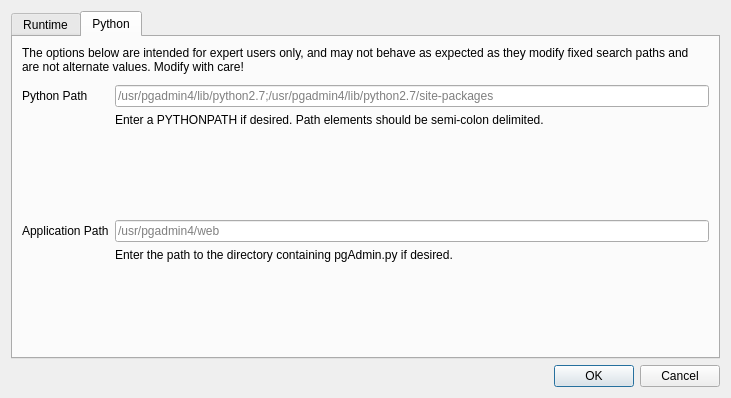
Before: the Qt Designer form runtime/ConfigWindow.ui in pgadmin-org/pgadmin4, drawn with Qt 5.
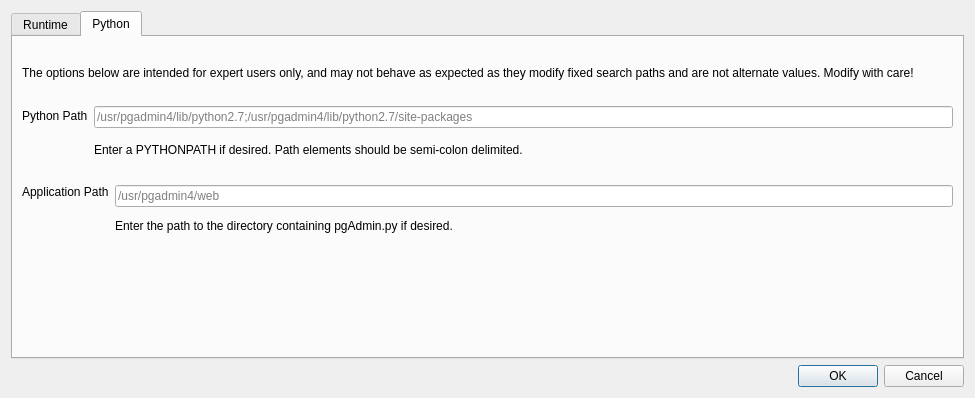
After: the same form once the commit is applied. The open tabs and pages were chosen to show the change.

Commit message: Make the configuration window in runtime to auto-resize. Fixes #4864

The edit to the form file:
```diff
--- a/runtime/ConfigWindow.ui
+++ b/runtime/ConfigWindow.ui
@@ -6,7 +6,7 @@
    <rect>
     <x>0</x>
     <y>0</y>
-    <width>731</width>
+    <width>975</width>
     <height>398</height>
    </rect>
   </property>
@@ -18,7 +18,7 @@
   </property>
   <property name="minimumSize">
    <size>
-    <width>625</width>
+    <width>975</width>
     <height>300</height>
    </size>
   </property>
@@ -296,11 +296,41 @@
       <attribute name="title">
        <string>Python</string>
       </attribute>
-      <layout class="QVBoxLayout" name="verticalLayout_5">
+      <layout class="QGridLayout" name="gridLayout">
+       <item row="0" column="0">
+        <layout class="QVBoxLayout" name="verticalLayout_7">
        <item>
-        <layout class="QVBoxLayout" name="verticalLayout_4">
+          <spacer name="verticalSpacer_7">
+           <property name="orientation">
+            <enum>Qt::Vertical</enum>
+           </property>
+           <property name="sizeType">
+            <enum>QSizePolicy::Fixed</enum>
+           </property>
+           <property name="sizeHint" stdset="0">
+            <size>
+             <width>20</width>
+             <height>13</height>
+            </size>
+           </property>
+          </spacer>
+         </item>
+         <item>
+          <layout class="QHBoxLayout" name="horizontalLayout_7">
          <item>
           <widget class="QLabel" name="label_4">
+             <property name="sizePolicy">
+              <sizepolicy hsizetype="Expanding" vsizetype="Preferred">
+               <horstretch>0</horstretch>
+               <verstretch>0</verstretch>
+              </sizepolicy>
+             </property>
+             <property name="minimumSize">
+              <size>
+               <width>450</width>
+               <height>28</height>
+              </size>
+             </property>
            <property name="text">
             <string>The options below are intended for expert users only, and may not behave as expected as they modify fixed search paths and are not alternate values. Modify with care!</string>
            </property>
@@ -309,6 +339,8 @@
            </property>
           </widget>
          </item>
+          </layout>
+         </item>
          <item>
           <spacer name="verticalSpacer_3">
            <property name="orientation">
@@ -319,80 +351,132 @@
            </property>
            <property name="sizeHint" stdset="0">
             <size>
-             <width>20</width>
-             <height>5</height>
+             <width>17</width>
+             <height>13</height>
             </size>
            </property>
           </spacer>
          </item>
          <item>
-          <layout class="QGridLayout" name="gridLayout">
-           <item row="3" column="1">
-            <spacer name="verticalSpacer_5">
-             <property name="orientation">
-              <enum>Qt::Vertical</enum>
-             </property>
-             <property name="sizeType">
-              <enum>QSizePolicy::Expanding</enum>
-             </property>
-             <property name="sizeHint" stdset="0">
-              <size>
-               <width>20</width>
-               <height>60</height>
-              </size>
-             </property>
-            </spacer>
-           </item>
-           <item row="0" column="0">
+          <layout class="QHBoxLayout" name="horizontalLayout_6">
+           <item>
+            <layout class="QVBoxLayout" name="verticalLayout_6">
+             <item>
             <widget class="QLabel" name="pythonPathLabel">
+               <property name="minimumSize">
+                <size>
+                 <width>50</width>
+                 <height>20</height>
+                </size>
+               </property>
+               <property name="layoutDirection">
+                <enum>Qt::LeftToRight</enum>
+               </property>
              <property name="text">
               <string>Python Path</string>
              </property>
-            </widget>
-           </item>
-           <item row="6" column="1">
-            <widget class="QLabel" name="label_2">
-             <property name="text">
-              <string>Enter the path to the directory containing pgAdmin.py if desired.</string>
-             </property>
-            </widget>
-           </item>
-           <item row="0" column="1">
+               <property name="scaledContents">
+                <bool>true</bool>
+               </property>
+               <property name="margin">
+                <number>0</number>
+               </property>
+              </widget>
+             </item>
+             <item>
+              <spacer name="verticalSpacer_9">
+               <property name="orientation">
+                <enum>Qt::Vertical</enum>
+               </property>
+               <property name="sizeType">
+                <enum>QSizePolicy::Fixed</enum>
+               </property>
+               <property name="sizeHint" stdset="0">
+                <size>
+                 <width>20</width>
+                 <height>40</height>
+                </size>
+               </property>
+              </spacer>
+             </item>
+            </layout>
+           </item>
+           <item>
+            <layout class="QVBoxLayout" name="verticalLayout_5">
+             <item>
             <widget class="QLineEdit" name="pythonPathLineEdit">
              <property name="placeholderText">
               <string>/usr/pgadmin4/lib/python2.7;/usr/pgadmin4/lib/python2.7/site-packages</string>
              </property>
             </widget>
            </item>
-           <item row="5" column="1">
-            <widget class="QLineEdit" name="applicationPathLineEdit">
-             <property name="placeholderText">
-              <string>/usr/pgadmin4/web</string>
-             </property>
-            </widget>
-           </item>
-           <item row="5" column="0">
-            <widget class="QLabel" name="applicationPathLabel">
-             <property name="text">
-              <string>Application Path</string>
-             </property>
-            </widget>
-           </item>
-           <item row="2" column="1">
+             <item>
             <widget class="QLabel" name="label">
+               <property name="sizePolicy">
+                <sizepolicy hsizetype="Expanding" vsizetype="Preferred">
+                 <horstretch>0</horstretch>
+                 <verstretch>0</verstretch>
+                </sizepolicy>
+               </property>
+               <property name="minimumSize">
+                <size>
+                 <width>300</width>
+                 <height>20</height>
+                </size>
+               </property>
              <property name="text">
               <string>Enter a PYTHONPATH if desired. Path elements should be semi-colon delimited.</string>
              </property>
+               <property name="textFormat">
+                <enum>Qt::AutoText</enum>
+               </property>
              <property name="wordWrap">
               <bool>true</bool>
              </property>
             </widget>
            </item>
-           <item row="7" column="1">
+            </layout>
+           </item>
+          </layout>
+         </item>
+         <item>
             <spacer name="verticalSpacer_2">
              <property name="orientation">
               <enum>Qt::Vertical</enum>
              </property>
+           <property name="sizeType">
+            <enum>QSizePolicy::Fixed</enum>
+           </property>
+           <property name="sizeHint" stdset="0">
+            <size>
+             <width>20</width>
+             <height>13</height>
+            </size>
+           </property>
+          </spacer>
+         </item>
+         <item>
+          <layout class="QHBoxLayout" name="horizontalLayout_3">
+           <item>
+            <layout class="QVBoxLayout" name="verticalLayout_4">
+             <item>
+              <widget class="QLabel" name="applicationPathLabel">
+               <property name="text">
+                <string>Application Path</string>
+               </property>
+               <property name="textFormat">
+                <enum>Qt::PlainText</enum>
+               </property>
+              </widget>
+             </item>
+             <item>
+              <spacer name="verticalSpacer_5">
+               <property name="orientation">
+                <enum>Qt::Vertical</enum>
+               </property>
+               <property name="sizeType">
+                <enum>QSizePolicy::Fixed</enum>
+               </property>
              <property name="sizeHint" stdset="0">
               <size>
                <width>20</width>
@@ -402,6 +486,63 @@
             </spacer>
            </item>
           </layout>
+           </item>
+           <item>
+            <layout class="QVBoxLayout" name="verticalLayout_3">
+             <item>
+              <widget class="QLineEdit" name="applicationPathLineEdit">
+               <property name="placeholderText">
+                <string>/usr/pgadmin4/web</string>
+               </property>
+              </widget>
+             </item>
+             <item>
+              <widget class="QLabel" name="label_2">
+               <property name="sizePolicy">
+                <sizepolicy hsizetype="Expanding" vsizetype="Fixed">
+                 <horstretch>0</horstretch>
+                 <verstretch>0</verstretch>
+                </sizepolicy>
+               </property>
+               <property name="minimumSize">
+                <size>
+                 <width>300</width>
+                 <height>20</height>
+                </size>
+               </property>
+               <property name="text">
+                <string>Enter the path to the directory containing pgAdmin.py if desired.</string>
+               </property>
+               <property name="scaledContents">
+                <bool>false</bool>
+               </property>
+               <property name="alignment">
+                <set>Qt::AlignLeading|Qt::AlignLeft|Qt::AlignVCenter</set>
+               </property>
+               <property name="wordWrap">
+                <bool>true</bool>
+               </property>
+              </widget>
+             </item>
+            </layout>
+           </item>
+          </layout>
+         </item>
+         <item>
+          <spacer name="verticalSpacer_8">
+           <property name="orientation">
+            <enum>Qt::Vertical</enum>
+           </property>
+           <property name="sizeType">
+            <enum>QSizePolicy::Expanding</enum>
+           </property>
+           <property name="sizeHint" stdset="0">
+            <size>
+             <width>20</width>
+             <height>60</height>
+            </size>
+           </property>
+          </spacer>
          </item>
         </layout>
        </item>
```
Left out of the diff: 24 changed lines with no effect on the pictures. Lines whose indentation alone changed are shown as unchanged. The commit also changes 1 other file.
